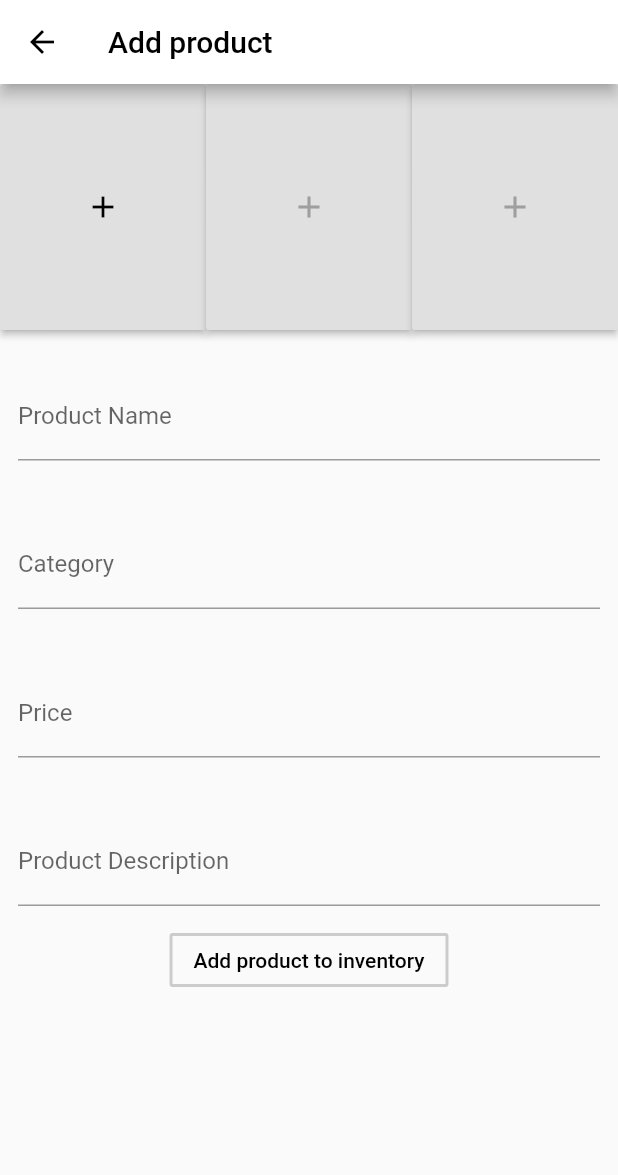
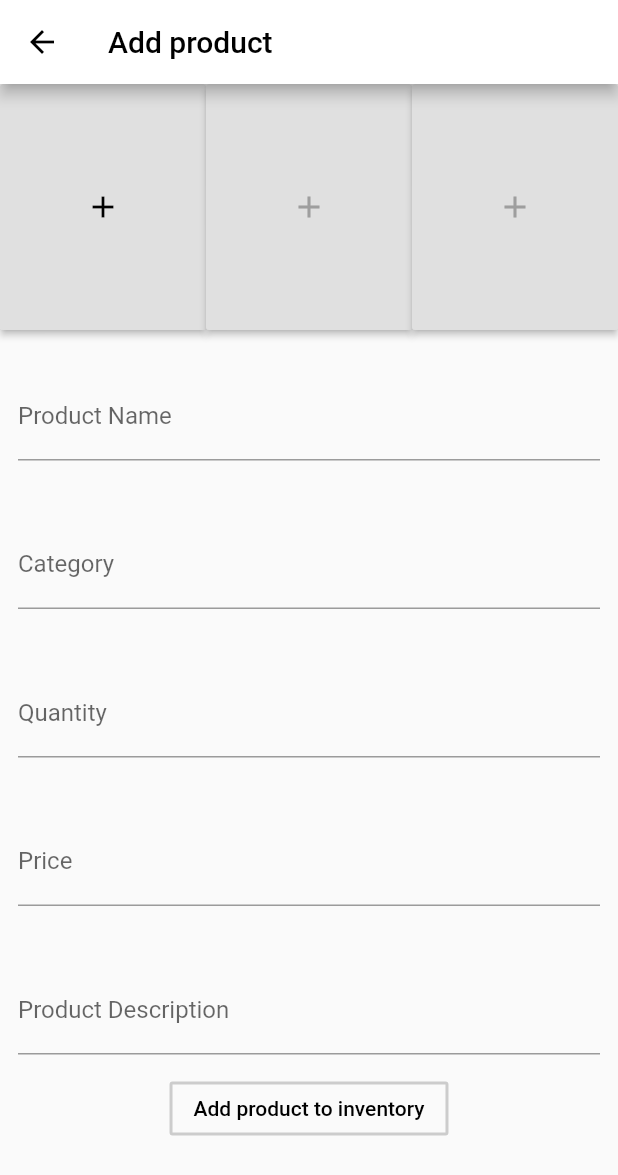
Before and after one commit to JibKh/Group-3-Maneeha-s-Application, a Flutter app: the AddProduct screen opened directly, after a tap on "Add product to inventory", on a phone screen of 412 x 824 dp. Shown: the top 1175 px of the screen. Run offline on Flutter 3.47's test engine with Material 2 defaults, Android fonts, the phone set to English and light mode, and no system bars; our stand-ins replace cloud_firestore, firebase_auth, firebase_storage, flutter_spinkit, fluttertoast, image_picker; missing offline and left inert: flutter_statusbarcolor; accounts and stored records are empty; network calls fail.

Commit message:
yahya: changes to the admin side

```diff
--- a/lib/admin/EditProducts.dart
+++ b/lib/admin/EditProducts.dart
@@ -60,10 +60,11 @@ class _List_of_ProductsState extends State<List_of_Products> {
 // =========================we have the data. store it in values and display it===========
 
                   String ProductName=snapshot.data[index].data["name"];
-//                int price=snapshot.data[index].data["price"];
+                  String ProductPrice=snapshot.data[index].data["price"];
                   String image=snapshot.data[index].data["image"][0];
                   var i=snapshot.data[index].documentID  ;
-//                String quantity=snapshot.data[index].data["quantity"];
+                  String Quantity=snapshot.data[index].data["quantity"];
+                  String Category=snapshot.data[index].data["Category"];
                   return ListTile(
                       leading: Image.network(image,
                         width: 120,
--- a/lib/admin/ViewOrders.dart
+++ b/lib/admin/ViewOrders.dart
@@ -62,6 +62,11 @@ class _List_of_OrdersState extends State<List_of_Orders> {
                   String Oaddress=snapshot.data[index].data["address"];
                   String Ocontact=snapshot.data[index].data["contact"];
                   String Opn=snapshot.data[index].data["product name"];
+
+                  print(Ostatus);
+                  print(Oaddress);
+                  print(Ocontact);
+                  print(Opn);
 //                print(i);
 //
 ////                String quantity=snapshot.data[index].data["quantity"];
--- a/lib/admin/addProducts.dart
+++ b/lib/admin/addProducts.dart
@@ -28,6 +28,7 @@ class _AddProductState extends State<AddProduct> {
   TextEditingController ProdCat = TextEditingController();
   TextEditingController ProdPrice = TextEditingController();
   TextEditingController ProdDesc = TextEditingController();
+  TextEditingController ProdQuantity = TextEditingController();
 //  links db_products class to this file
   ProductService productService=ProductService();
 
@@ -124,7 +125,20 @@ class _AddProductState extends State<AddProduct> {
                     ),
                   )
                 ),
-
+              Padding (
+                padding: const EdgeInsets.all(8.0),
+              ),
+// ==========================PRODUCT CATEGORY FORM========================================
+              Padding (
+                  padding: const EdgeInsets.all(12.0),
+                  child: TextFormField(
+                    controller: ProdQuantity,
+                    decoration: InputDecoration(
+                        labelText: "Quantity",
+                        hintText: 'Quantity'
+                    ),
+                  )
+              ),
 
               Padding (
                   padding: const EdgeInsets.all(8.0),
@@ -268,8 +282,20 @@ void _selectImage(Future<File> pickImage, int imgnum) async{
 
 //            now well call the function to upload the products
 //            inside the function arguments pass the product information
-        ProductService().uploadProducts(ProdName.text, ProdCat.text, downloadUrl,ProdPrice.text, ProdDesc.text);
+        ProductService().uploadProducts(ProdName.text, ProdCat.text, downloadUrl,ProdPrice.text,ProdQuantity.text, ProdDesc.text);
           };
+        showDialog(
+            context: context,
+            builder: (context) {
+              Future.delayed(Duration(seconds: 2), () {
+                Navigator.of(context).pop(true);
+              });
+              return AlertDialog(
+                title: Text('Product has been added'),
+              );
+            });
+
+         _formKey..currentState.reset();
 
 //      }
 //      else{
```
Also changed, not shown: lib/admin/db_products.dart (+3 -4 lines), lib/admin/removeProducts.dart (+4 -4 lines), lib/admin/viewStock.dart (+29 -24 lines).
